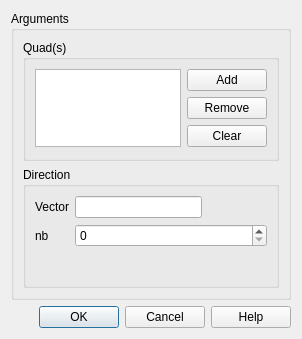
This is src/HEXABLOCKGUI/PrismQuad_QTD.ui in SalomePlatform/hexablock as Qt 5 draws it before an edit. The edited form follows.
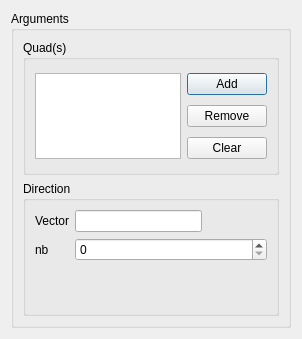
This is the edited form.

Commit message: fixed : selection model added : highlight on propagation's edges 	apply button on dialog panel updated : association menu, object brower's name, menu always showing, ...

Diff of the .ui file:
```diff
--- a/src/HEXABLOCKGUI/PrismQuad_QTD.ui
+++ b/src/HEXABLOCKGUI/PrismQuad_QTD.ui
@@ -92,16 +92,6 @@
      </layout>
     </widget>
    </item>
-   <item>
-    <widget class="QDialogButtonBox" name="buttonBox">
-     <property name="orientation">
-      <enum>Qt::Horizontal</enum>
-     </property>
-     <property name="standardButtons">
-      <set>QDialogButtonBox::Cancel|QDialogButtonBox::Ok|QDialogButtonBox::Help</set>
-     </property>
-    </widget>
-   </item>
   </layout>
  </widget>
  <resources/>
```
Left out of the diff: 35 changed lines with no effect on the pictures. The commit also changes 37 other files.
